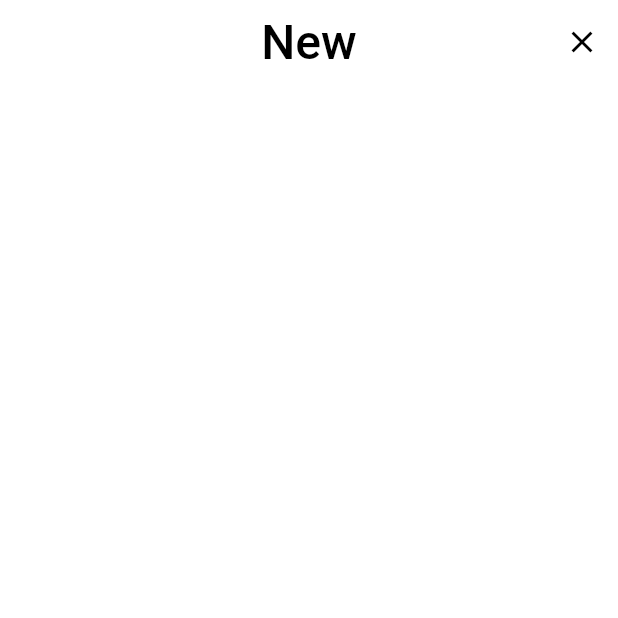
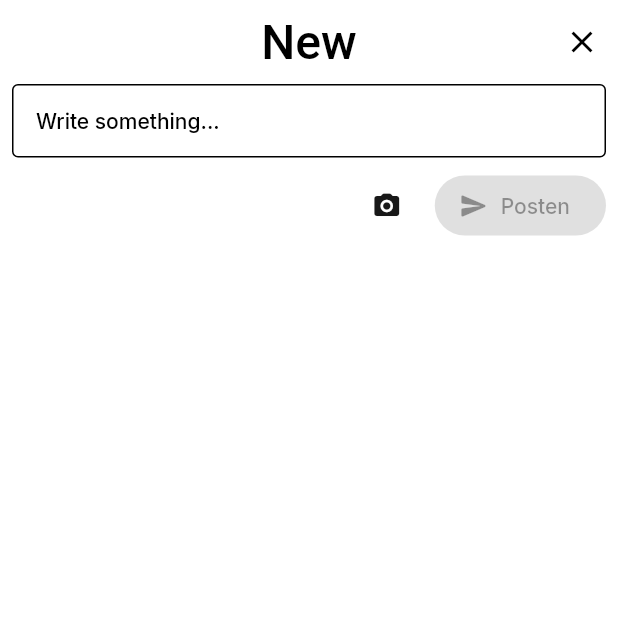
Before and after one commit to diver-company/diver, a Flutter app: the App screen opened by its route, after a tap on the "add" icon, on a phone screen of 412 x 824 dp, the top half of it. Run offline on Flutter 3.47's test engine with Material 2 defaults, Android fonts, the phone set to English and light mode, and no system bars; drawn by our look-alikes of reactive_forms; our stand-ins replace google_fonts, shared_preferences; accounts and stored records are empty.

Commit message:
DIV-10 wip

```diff
--- a/diver-app/lib/constants.dart
+++ b/diver-app/lib/constants.dart
@@ -1,7 +1,7 @@
 import 'package:flutter/material.dart';
 
-const kPrimaryColor = Color(0xFF3E8989);
-const kSecondaryColor = Color(0xFF181818);
+const kPrimaryColor = Color(0xFF52b69a);
+const kSecondaryColor = Color(0xFF76c893);
 const kContentColorLightTheme = Color(0xFF181818);
 const kContentColorDarkTheme = Color(0xFFFFFFFF);
 const kWarningColor = Color(0xFFF3BB1C);
--- a/diver-app/lib/screens/app/app.dart
+++ b/diver-app/lib/screens/app/app.dart
@@ -3,7 +3,6 @@ import 'package:diver/constants.dart';
 import 'package:diver/screens/chat/chat.dart';
 import 'package:diver/screens/feed/feed.dart';
 import 'package:diver/screens/posts/new_post.dart';
-import 'package:flutter/cupertino.dart';
 import 'package:flutter/material.dart';
 import 'package:google_fonts/google_fonts.dart';
 import 'package:diver/generated/l10n.dart';
@@ -16,7 +15,27 @@ class App extends StatefulWidget {
 }
 
 class _AppState extends State<App> {
+  bool isExtended = true;
   int _selectedIndex = 0;
+  final ScrollController _scrollController = ScrollController();
+
+  void _scrollListener() {
+
+  }
+
+  @override
+  void initState() {
+    super.initState();
+
+    _scrollController.addListener(_scrollListener);
+  }
+
+  @override
+  void dispose() {
+    super.dispose();
+
+    _scrollController.removeListener(_scrollListener);
+  }
 
   final List<Widget> _pages = <Widget>[
     const Feed(),
--- a/diver-app/lib/screens/feed/feed.dart
+++ b/diver-app/lib/screens/feed/feed.dart
@@ -14,7 +14,7 @@ class Feed extends StatefulWidget {
 class _FeedState extends State<Feed> {
   final ScrollController _scrollController = ScrollController();
   final List<PostModel> _list = List<PostModel>.generate(15, (index) =>
-      PostModel(text: "$index Post", comments: index, likes: index * 1, shares: 0));
+      PostModel(text: "$index Post Hey Leute, ich habe da 'ne Frage, die mir schon länger im Kopf herumschwirrt: Was ist eigentlich wichtiger, geliebt zu werden oder selbst zu lieben? In dieser Welt, wo wir ständig nach Anerkennung suchen, frag' ich mich manchmal, ob wir mehr darauf aus sind, von anderen geliebt zu werden, anstatt uns selbst zu mögen. Sollten wir nicht zuerst uns selbst gern haben? Das beschäftigt mich total. Lasst uns quatschen.", comments: index, likes: index * 1, shares: 0));
 
   @override
   Widget build(BuildContext context) {
@@ -29,12 +29,8 @@ class _FeedState extends State<Feed> {
               closedColor: Colors.transparent,
               closedElevation: 0,
               openElevation: 0,
-              closedBuilder: (BuildContext _, VoidCallback openContainer) {
-                return FeedItem(post: _list[index]);
-              },
-              openBuilder: (BuildContext context, VoidCallback _) {
-                return Post(post: _list[index]);
-              },
+              closedBuilder: (BuildContext _, VoidCallback openContainer) => FeedItem(post: _list[index]),
+              openBuilder: (BuildContext context, VoidCallback _) => Post(post: _list[index]),
           );
         },
         separatorBuilder: (BuildContext context, int index) {
--- a/diver-app/lib/screens/feed/feed_item.dart
+++ b/diver-app/lib/screens/feed/feed_item.dart
@@ -22,12 +22,12 @@ class _FeedItemState extends State<FeedItem> {
           child: Card(
             shape: RoundedRectangleBorder(
                 borderRadius: BorderRadius.circular(6.0)),
-            elevation: 3,
-            color: Theme.of(context).brightness == Brightness.light
+            elevation: 1,
+            /*color: Theme.of(context).brightness == Brightness.light
                 ? const Color(0xFFFFFFFF)
-                : const Color(0x1AFFFFFF),
+                : const Color(0x1AFFFFFF),*/
             child: Padding(
-              padding: const EdgeInsets.all(12.0),
+              padding: const EdgeInsets.symmetric(horizontal: 16.0, vertical: 12),
               child: Column(
                 mainAxisAlignment: MainAxisAlignment.start,
                 crossAxisAlignment: CrossAxisAlignment.start,
@@ -38,7 +38,7 @@ class _FeedItemState extends State<FeedItem> {
                         "Erfurt",
                         style: Theme.of(context).textTheme.bodySmall?.copyWith(
                             fontWeight: FontWeight.bold,
-                            color: themeBasedDimmedContentColor(context)),
+                            color: Theme.of(context).colorScheme.secondary),
                       ),
                       const SizedBox(width: 2),
                       Text(
@@ -62,7 +62,7 @@ class _FeedItemState extends State<FeedItem> {
                                   context: context,
                                   builder: (BuildContext context) {
                                     return Padding(
-                                      padding: const EdgeInsets.all(16.0),
+                                      padding: const EdgeInsets.symmetric(horizontal: 16.0),
                                       child: Wrap(
                                         children: [
                                           ListTile(
@@ -111,7 +111,7 @@ class _FeedItemState extends State<FeedItem> {
                     style: Theme.of(context)
                         .textTheme
                         .bodyMedium
-                        ?.copyWith(fontWeight: FontWeight.w100),
+                        ?.copyWith(fontWeight: FontWeight.w100, height: 1.5),
                   ),
                   const SizedBox(height: 8),
                   Row(
--- a/diver-app/lib/screens/posts/new_post.dart
+++ b/diver-app/lib/screens/posts/new_post.dart
@@ -1,5 +1,7 @@
+import 'package:diver/utils/utils.dart';
 import 'package:flutter/material.dart';
 import 'package:google_fonts/google_fonts.dart';
+import 'package:reactive_forms/reactive_forms.dart';
 
 class NewPost extends StatefulWidget {
   const NewPost({super.key});
@@ -9,6 +11,10 @@ class NewPost extends StatefulWidget {
 }
 
 class _NewPostState extends State<NewPost> {
+  final _form = fb.group({
+    'postText': ['', Validators.required]
+  });
+
   @override
   Widget build(BuildContext context) {
     return Scaffold(
@@ -22,9 +28,56 @@ class _NewPostState extends State<NewPost> {
         actions: [
           IconButton(
               onPressed: () => Navigator.of(context).pop(context),
-              icon: const Icon(Icons.close)
-          )
+              icon: const Icon(Icons.close))
         ],
+      ),
+      body: SafeArea(
+        child: Padding(
+          padding: const EdgeInsets.symmetric(horizontal: 8.0),
+          child: ReactiveForm(
+            formGroup: _form,
+            child: Column(
+              children: [
+                ReactiveTextField(
+                  validationMessages: {
+                    'required': (error) => 'Enter something to be able to post.'
+                  },
+                  formControlName: 'postText',
+                  maxLines: null,
+                  keyboardType: TextInputType.multiline,
+                  decoration: InputDecoration(
+                    border: OutlineInputBorder(
+                        borderSide: themeBasedBorderSide(context)),
+                    hintText: "Write something...",
+                  ),
+                ),
+                const SizedBox(height: 8),
+                Row(
+                  mainAxisAlignment: MainAxisAlignment.end,
+                  children: [
+                    IconButton(
+                      onPressed: () {},
+                      icon: const Icon(Icons.camera_alt_rounded, size: 20.0),
+                    ),
+                    const SizedBox(width: 8),
+                    ReactiveFormConsumer(
+                        builder: (context, form, child) {
+                          return FilledButton.icon(
+                            onPressed: form.invalid ? null : () {},
+                            icon: const Icon(
+                              Icons.send_rounded,
+                              size: 20.0,
+                            ),
+                            label: const Text("Posten"),
+                          );
+                        }
+                    ),
+                  ],
+                )
+              ],
+            ),
+          ),
+        ),
       ),
     );
   }
--- a/diver-app/lib/theme.dart
+++ b/diver-app/lib/theme.dart
@@ -34,6 +34,9 @@ ThemeData customThemeData(BuildContext context, {required bool isDark}) {
       builders: {
         TargetPlatform.android: CupertinoPageTransitionsBuilder()
       }
+    ),
+    bottomSheetTheme: const BottomSheetThemeData(
+      showDragHandle: true
     )
   );
 }
--- a/diver-app/lib/utils/utils.dart
+++ b/diver-app/lib/utils/utils.dart
@@ -7,3 +7,9 @@ Color themeBasedDimmedContentColor(context) {
       ? kDimmedContentColorDarkTheme
       : kDimmedContentColorLightTheme;
 }
+
+BorderSide themeBasedBorderSide(BuildContext context) {
+  return BorderSide(
+    color: Theme.of(context).brightness == Brightness.light ? kContentColorLightTheme : kContentColorDarkTheme,
+  );
+}
--- a/diver-app/lib/widgets/text_fields/text_field.dart
+++ b/diver-app/lib/widgets/text_fields/text_field.dart
@@ -1,11 +1,5 @@
 import 'package:diver/constants.dart';
 import 'package:flutter/material.dart';
-
-BorderSide themeBasedBorderSide(BuildContext context) {
-  return BorderSide(
-    color: Theme.of(context).brightness == Brightness.light ? kContentColorLightTheme : kContentColorDarkTheme,
-  );
-}
 
 class CustomTextField extends StatefulWidget {
   const CustomTextField(
```
Also changed, not shown: diver-app/lib/screens/auth/register.dart (+51 -27 lines), diver-app/lib/screens/auth/sign_in.dart (+9 -6 lines), diver-app/lib/widgets/buttons/primary_button.dart (+5 -6 lines).
